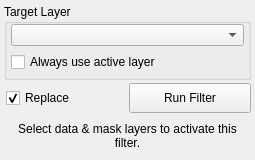
Old version of the form src/Interface/ToolInterface/MRIBiasFieldCorrectionFilterInterface.ui in the repository allywarner/Seg3D.
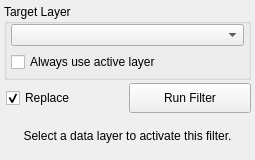
New version of the form. Custom widgets are drawn as their Qt base class.

```diff
--- a/src/Interface/ToolInterface/MRIBiasFieldCorrectionFilterInterface.ui
+++ b/src/Interface/ToolInterface/MRIBiasFieldCorrectionFilterInterface.ui
@@ -177,7 +177,7 @@
       <item>
        <widget class="QLabel" name="message_">
         <property name="text">
-         <string>Select data &amp; mask layers to activate this filter.</string>
+         <string>Select a data layer to activate this filter.</string>
         </property>
         <property name="alignment">
          <set>Qt::AlignCenter</set>
```
